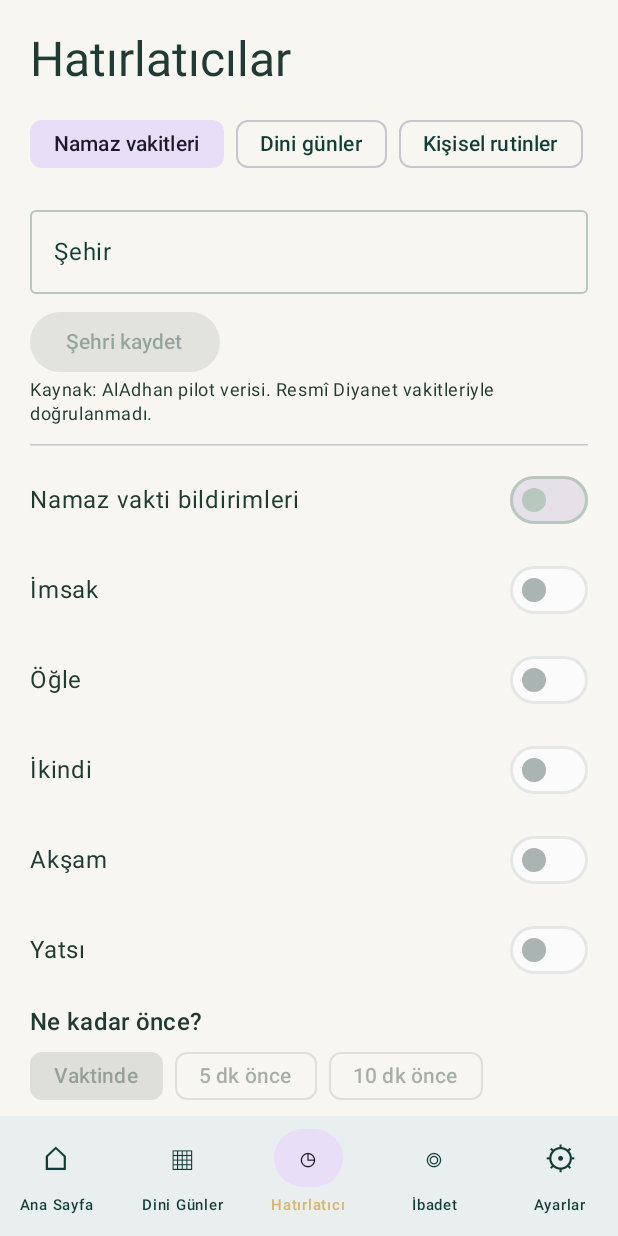
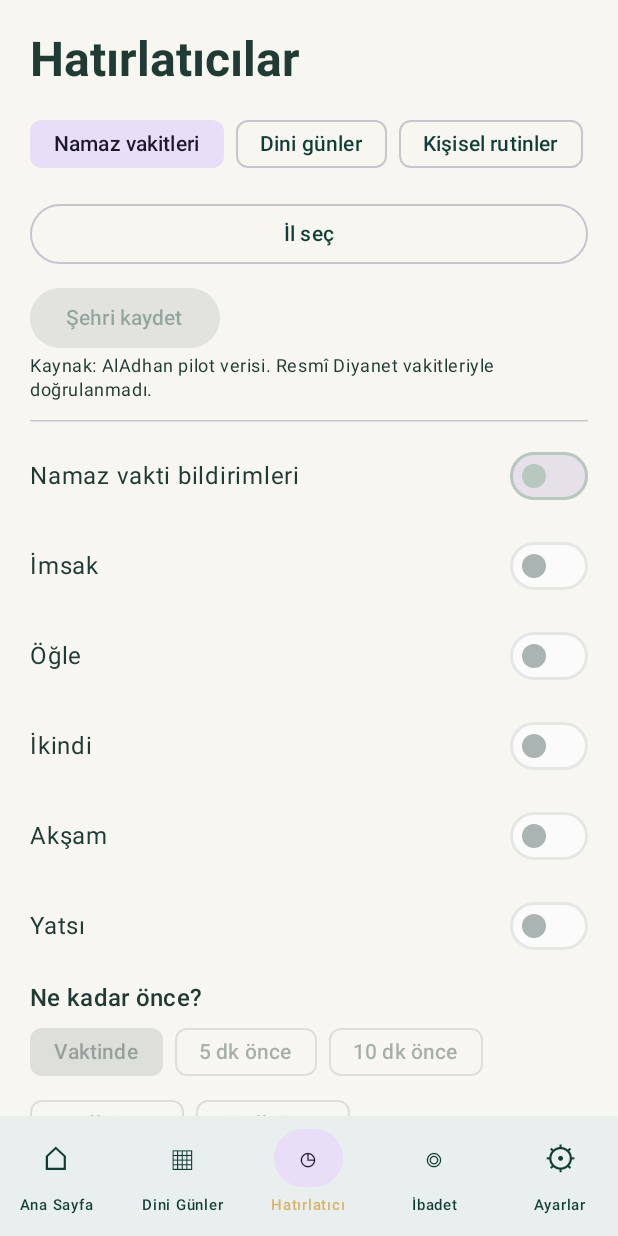
Before and after one commit to caglar-yildiz/Namaz, an Android app built with Jetpack Compose: the screen it shows after launch (MainActivity), item 3 of the bottom bar chosen, on a phone screen of 412 x 824 dp. Run offline under Robolectric (Android 15) with nearby library versions, the phone set to English and light mode, and no system bars.

Commit message:
fix: replace free-form city input with filtered province picker

```diff
--- a/app/src/main/java/com/namaz/app/RemindersScreen.kt
+++ b/app/src/main/java/com/namaz/app/RemindersScreen.kt
@@ -49,7 +49,7 @@ internal fun RemindersScreen(group: String, onGroup: (String) -> Unit, onEdit: (
     val dayLead = remember(revision) { ReligiousDayReminders.leadDays(context) }
 
     LazyColumn(contentPadding = PaddingValues(20.dp), verticalArrangement = Arrangement.spacedBy(12.dp)) {
-        item { Text("Hatırlatıcılar", style = MaterialTheme.typography.headlineLarge) }
+        item { Text("Hatırlatıcılar", style = MaterialTheme.typography.headlineLarge, fontWeight = androidx.compose.ui.text.font.FontWeight.Bold) }
         item {
             FlowRow(horizontalArrangement = Arrangement.spacedBy(8.dp)) {
                 listOf("Namaz vakitleri", "Dini günler", "Kişisel rutinler").forEach { title ->
@@ -63,9 +63,8 @@ internal fun RemindersScreen(group: String, onGroup: (String) -> Unit, onEdit: (
         when (group) {
             "Namaz vakitleri" -> {
                 item {
-                    OutlinedTextField(city, { city = it.take(60); syncStatus = "" }, Modifier.fillMaxWidth(),
-                        enabled = !savingCity, label = { Text("Şehir") }, singleLine = true)
-                    Button(enabled = city.isNotBlank() && !savingCity, onClick = {
+                    CityPicker(city, !savingCity) { city = it; syncStatus = "" }
+                    Button(enabled = city in TurkishCities.all && !savingCity, onClick = {
                         val chosen = city.trim()
                         savingCity = true
                         scope.launch {
```
